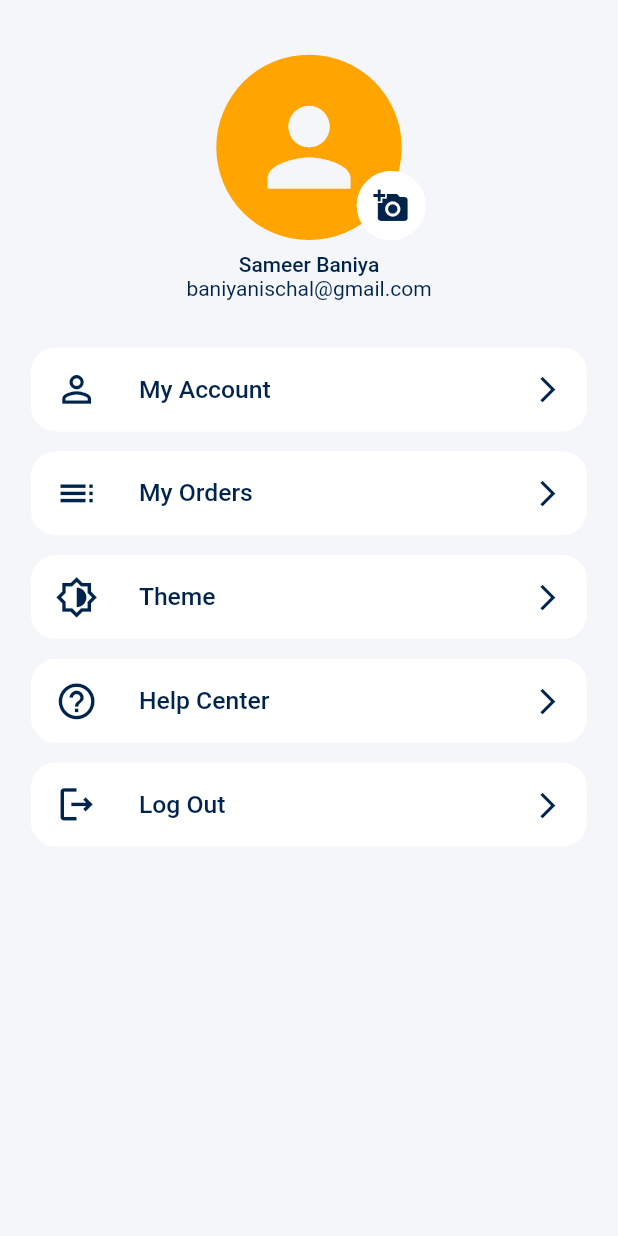
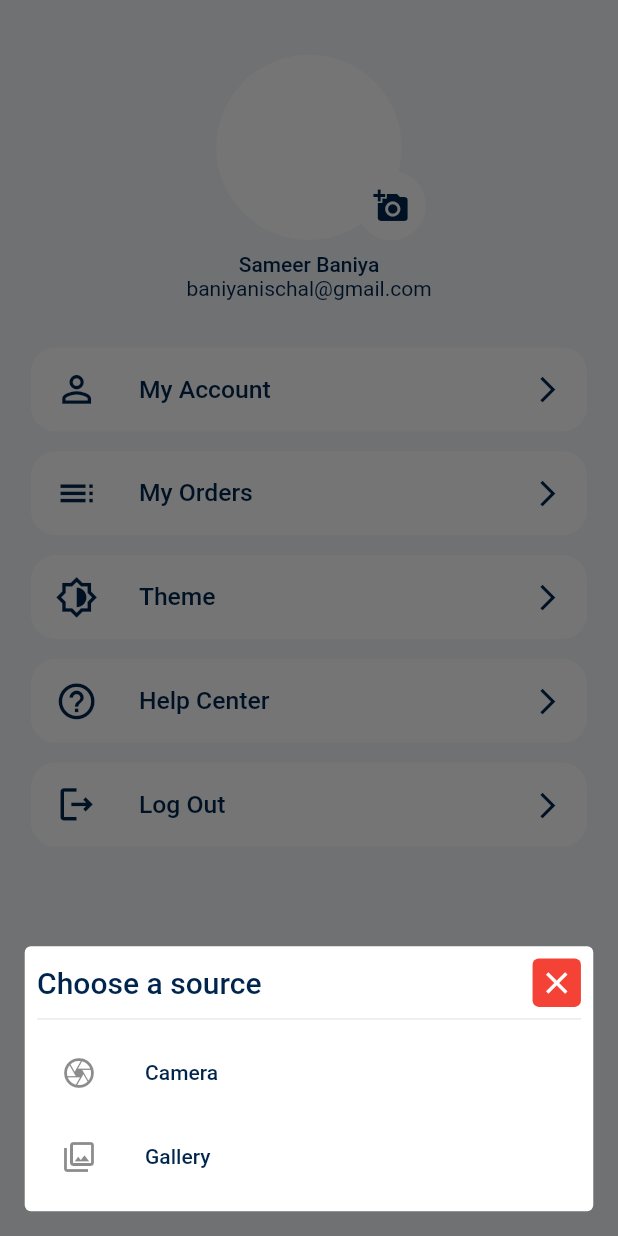
Before and after one commit to rupendra-p/flutter_ecommerce, a Flutter app: the SettingScreen screen opened by its route, after a tap on the "add a photo" icon, on a phone screen of 412 x 824 dp. Run offline on Flutter 3.47's test engine with Material 2 defaults, Android fonts, the phone set to English and light mode, and no system bars; our stand-ins replace cached_network_image, flutter_dotenv, flutter_svg, fluttertoast, image_picker, shared_preferences; accounts and stored records are empty.

Commit message:
added image picker

```diff
--- /dev/null
+++ b/lib/providers/customer_provider.dart
@@ -0,0 +1,18 @@
+import 'dart:typed_data';
+
+import 'package:flutter/cupertino.dart';
+
+class CustomerProvider with ChangeNotifier {
+  Customer? customer;
+
+  addPicture(Uint8List list) {
+    customer = Customer(list);
+    notifyListeners();
+  }
+}
+
+class Customer {
+  Uint8List? image;
+
+  Customer(this.image);
+}
--- a/lib/screens/setting/setting_screen.dart
+++ b/lib/screens/setting/setting_screen.dart
@@ -1,3 +1,6 @@
+import 'package:ecommerce/providers/customer_provider.dart';
+import 'package:image_picker/image_picker.dart';
+
 import '/screens/profile/edit_profile_screen.dart';
 import 'package:ecommerce/providers/theme_provider.dart';
 import 'package:flutter/material.dart';
@@ -268,14 +271,20 @@ class ProfilePic extends StatelessWidget {
             children: [
               Hero(
                 tag: 'profile-image',
-                child: CircleAvatar(
+                child: Consumer<CustomerProvider>(builder: (_, data, __) {
+                  return data.customer == null
+                      ? CircleAvatar(
                           backgroundColor: secondaryColor,
                           child: Icon(
                             Icons.person,
                             size: SizeConfig.imageSizeMultiplier * 20,
                             color: canvasColor,
                           ),
-                ),
+                        )
+                      : CircleAvatar(
+                          backgroundImage: MemoryImage(data.customer!.image!),
+                        );
+                }),
               ),
               Positioned(
                 right: -16,
@@ -294,7 +303,9 @@ class ProfilePic extends StatelessWidget {
                       primary: colorWhite,
                       backgroundColor: colorWhite,
                     ),
-                    onPressed: () {},
+                    onPressed: () {
+                      showModal(context);
+                    },
                     child: const Icon(
                       Icons.add_a_photo,
                       color: primaryColor,
@@ -319,4 +330,108 @@ class ProfilePic extends StatelessWidget {
       ],
     );
   }
+
+  showModal(con) async {
+    final ImagePicker _picker = ImagePicker();
+    await showModalBottomSheet(
+        backgroundColor: Colors.transparent,
+        isScrollControlled: true,
+        enableDrag: false,
+        isDismissible: false,
+        shape: RoundedRectangleBorder(
+          borderRadius: BorderRadius.circular(
+            SizeConfig.imageSizeMultiplier,
+          ),
+        ),
+        context: con,
+        builder: (context) {
+          return StatefulBuilder(
+              builder: (BuildContext context, StateSetter setState) {
+            return Container(
+              width: double.infinity,
+              margin: EdgeInsets.symmetric(
+                horizontal: SizeConfig.heightMultiplier * 2,
+                vertical: SizeConfig.heightMultiplier * 2,
+              ),
+              padding: EdgeInsets.all(SizeConfig.heightMultiplier),
+              decoration: BoxDecoration(
+                borderRadius:
+                    BorderRadius.circular(SizeConfig.imageSizeMultiplier),
+                color: Theme.of(context).primaryColorDark,
+              ),
+              child: Column(
+                mainAxisSize: MainAxisSize.min,
+                crossAxisAlignment: CrossAxisAlignment.start,
+                children: [
+                  Row(
+                    mainAxisAlignment: MainAxisAlignment.spaceBetween,
+                    crossAxisAlignment: CrossAxisAlignment.center,
+                    children: [
+                      Text(
+                        'Choose a source',
+                        style: Theme.of(context).textTheme.headline6,
+                      ),
+                      InkWell(
+                        onTap: () {
+                          Navigator.pop(context);
+                        },
+                        child: Material(
+                          color: Colors.red,
+                          borderRadius: BorderRadius.circular(
+                              SizeConfig.imageSizeMultiplier),
+                          child: Padding(
+                            padding:
+                                EdgeInsets.all(SizeConfig.imageSizeMultiplier),
+                            child: const Icon(
+                              Icons.close,
+                              color: colorWhite,
+                            ),
+                          ),
+                        ),
+                      ),
+                    ],
+                  ),
+                  const Divider(),
+                  ListTile(
+                    leading: const Icon(
+                      Icons.camera_outlined,
+                    ),
+                    title: Text(
+                      "Camera",
+                      style: Theme.of(context).textTheme.bodyText1,
+                    ),
+                    onTap: () async {
+                      // Navigator.of(context).pop();
+                      final file =
+                          await _picker.pickImage(source: ImageSource.camera);
+                      if (file != null) {
+                        Provider.of<CustomerProvider>(context, listen: false)
+                            .addPicture(await file.readAsBytes());
                       }
+                      Navigator.of(context).pop();
+                    },
+                  ),
+                  ListTile(
+                    leading: const Icon(Icons.collections_outlined),
+                    title: Text(
+                      "Gallery",
+                      style: Theme.of(context).textTheme.bodyText1,
+                    ),
+                    onTap: () async {
+                      final file =
+                          await _picker.pickImage(source: ImageSource.gallery);
+                      if (file != null) {
+                        await Provider.of<CustomerProvider>(context,
+                                listen: false)
+                            .addPicture(await file.readAsBytes());
+                      }
+                      Navigator.of(context).pop();
+                    },
+                  ),
+                ],
+              ),
+            );
+          });
+        });
+  }
+}
--- a/pubspec.yaml
+++ b/pubspec.yaml
@@ -20,6 +20,7 @@ dependencies:
   fluttertoast: ^8.0.8
   shared_preferences: ^2.0.9
   cached_network_image: ^3.2.0
+  image_picker: ^0.8.4+4
 
 dev_dependencies:
   flutter_test:
```
Also changed, not shown: lib/main.dart (+6 -2 lines), lib/screens/profile/edit_profile_screen.dart (+12 -3 lines), pubspec.lock. Lines whose indentation alone changed are shown as unchanged.
